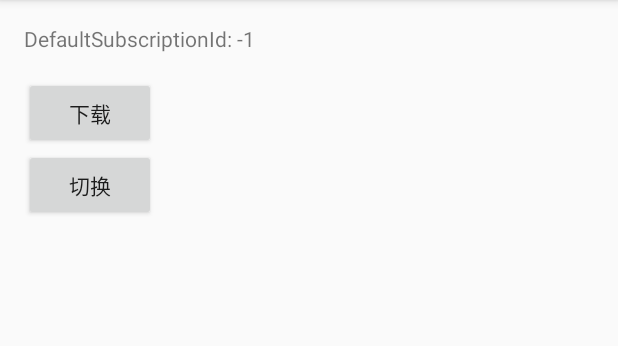
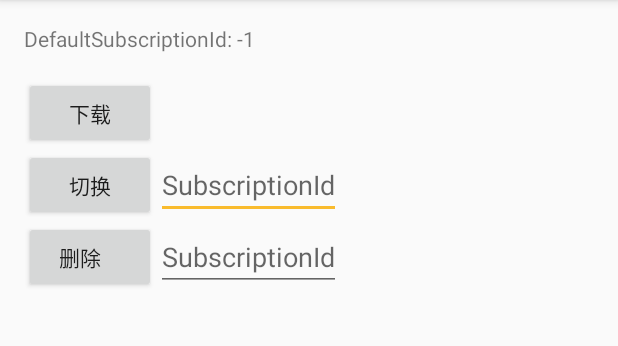
Before and after one commit to XYScience/eSim, an Android app: the screen it shows after launch (MainActivity), after a tap on "下载", on a phone screen of 412 x 824 dp, the part 84-430 px from its top. Run offline under Robolectric (Android 15) with nearby library versions, the phone set to English and light mode, and no system bars; 2 statements that could not run were skipped.

Commit message:
add deleteSubscription

```diff
--- a/app/src/main/AndroidManifest.xml
+++ b/app/src/main/AndroidManifest.xml
@@ -5,6 +5,7 @@
     <uses-permission android:name="android.permission.READ_PHONE_STATE"/>
     <uses-permission android:name="android.permission.ACCESS_COARSE_UPDATES"/>
     <uses-permission android:name="android.permission.WRITE_EMBEDDED_SUBSCRIPTIONS"/>
+    <uses-permission android:name="android.permission.READ_PRIVILEGED_PHONE_STATE"/>
 
     <application
             android:allowBackup="true"
--- a/app/src/main/java/com/sscience/esim/MainActivity.kt
+++ b/app/src/main/java/com/sscience/esim/MainActivity.kt
@@ -1,33 +1,37 @@
 package com.sscience.esim
 
-import android.support.v7.app.AppCompatActivity
-import android.os.Bundle
-import android.telephony.SubscriptionManager
-import android.util.Log
-import android.telephony.euicc.EuiccManager
-import android.R.attr.action
 import android.annotation.SuppressLint
 import android.app.PendingIntent
-import android.content.Intent
 import android.content.BroadcastReceiver
 import android.content.Context
+import android.content.Intent
 import android.content.IntentFilter
+import android.content.pm.PackageInfo
+import android.content.pm.PackageManager
+import android.os.Bundle
+import android.support.v7.app.AppCompatActivity
+import android.telephony.SubscriptionManager
 import android.telephony.TelephonyManager
 import android.telephony.euicc.DownloadableSubscription
+import android.telephony.euicc.EuiccManager
+import android.util.Log
 import kotlinx.android.synthetic.main.activity_main.*
+import java.security.MessageDigest
+import java.util.*
 
 
 class MainActivity : AppCompatActivity() {
 
     companion object {
-        val ACTIVATION_CODE = "LPA:1\$rsp.truphone.com$57F9937E8B4C4F77A48D8B449C60BAA4"
+        const val TAG = "MainActivity>>>"
+        val ACTIVATION_CODE = "LPA:1\$rsp.truphone.com\$2T-1GW21-1MEX2U4"
         const val ACTION_DOWNLOAD_SUBSCRIPTION = "download_subscription"
         const val ACTION_SWITCH_TO_SUBSCRIPTION = "switch_to_subscription"
+        const val ACTION_DELETE_SUBSCRIPTION = "delete_subscription"
     }
 
     private var euiccManager: EuiccManager? = null
-    private var callBackIntentDownload: PendingIntent? = null
-    private var callBackIntentSwitch: PendingIntent? = null
+    private var callBackIntent: PendingIntent? = null
 
     @SuppressLint("WrongConstant", "SetTextI18n")
     override fun onCreate(savedInstanceState: Bundle?) {
@@ -40,59 +44,86 @@ class MainActivity : AppCompatActivity() {
         euiccManager = getSystemService(Context.EUICC_SERVICE) as EuiccManager
 
         val isEnable = euiccManager?.isEnabled
-        Log.e(">>>>>>>>>", "isEnable: $isEnable")
+        Log.e(TAG, "isEnable: $isEnable")
+        try {
+            val eid = euiccManager?.eid
+            Log.e(TAG, "eid: $eid")
+        } catch (e: Exception) {
+            Log.e(TAG, ">>>>>: $e")
+        }
 
-        registerReceiver(receiverDownload, IntentFilter(ACTION_DOWNLOAD_SUBSCRIPTION))
-        registerReceiver(receiverSwitch, IntentFilter(ACTION_SWITCH_TO_SUBSCRIPTION))
+        registerReceiver(receiver, IntentFilter(ACTION_DOWNLOAD_SUBSCRIPTION))
+        registerReceiver(receiver, IntentFilter(ACTION_SWITCH_TO_SUBSCRIPTION))
+        registerReceiver(receiver, IntentFilter(ACTION_DELETE_SUBSCRIPTION))
+
 
         btn_download.setOnClickListener {
+            Log.e(TAG, "onCLick: $ACTION_DOWNLOAD_SUBSCRIPTION")
             val intent = Intent(ACTION_DOWNLOAD_SUBSCRIPTION)
-            callBackIntentDownload = PendingIntent.getBroadcast(this, 10, intent, PendingIntent.FLAG_UPDATE_CURRENT)
+            callBackIntent = PendingIntent.getBroadcast(this, 10, intent, PendingIntent.FLAG_UPDATE_CURRENT)
             val sub: DownloadableSubscription = DownloadableSubscription.forActivationCode(ACTIVATION_CODE)
-            euiccManager?.downloadSubscription(sub, true, callBackIntentDownload)
+            Log.e(TAG, "ac: ${sub.encodedActivationCode}")
+            euiccManager?.downloadSubscription(sub, true, callBackIntent)
         }
 
         btn_switch.setOnClickListener {
+            Log.e(TAG, "onCLick: $ACTION_SWITCH_TO_SUBSCRIPTION")
             val intent = Intent(ACTION_SWITCH_TO_SUBSCRIPTION)
-            callBackIntentSwitch = PendingIntent.getBroadcast(this, 12, intent, PendingIntent.FLAG_UPDATE_CURRENT)
-            euiccManager?.switchToSubscription(10, callBackIntentSwitch)
+            callBackIntent = PendingIntent.getBroadcast(this, 10, intent, PendingIntent.FLAG_UPDATE_CURRENT)
+            val subscriptionId: String = et_switch_subscription_id.text.toString()
+            euiccManager?.switchToSubscription(subscriptionId.toInt(), callBackIntent)
         }
+
+        btn_delete.setOnClickListener {
+            Log.e(TAG, "onCLick: $ACTION_DELETE_SUBSCRIPTION")
+            val intent = Intent(ACTION_DELETE_SUBSCRIPTION)
+            callBackIntent = PendingIntent.getBroadcast(this, 10, intent, PendingIntent.FLAG_UPDATE_CURRENT)
+            val subscriptionId: String = et_delete_subscription_id.text.toString()
+            euiccManager?.deleteSubscription(subscriptionId.toInt(), callBackIntent)
+        }
+
+        val tm: TelephonyManager = getSystemService(Context.TELEPHONY_SERVICE) as TelephonyManager
+        val cp = tm.hasCarrierPrivileges()
+        Log.e(TAG, "hasCarrierPrivileges: $cp")
+
+        val packageInfo: PackageInfo
+        try {
+            packageInfo = packageManager.getPackageInfo(packageName, PackageManager.GET_SIGNATURES)
+            for (signature in packageInfo.signatures) {
+                val md = MessageDigest.getInstance("SHA-1")
+                val certHash: ByteArray = md.digest(signature.toByteArray())
+                Log.e(">>>>>>>>>", "signature hash: ${Arrays.toString(certHash)}")
+            }
+        } catch (e: PackageManager.NameNotFoundException) {
+            throw IllegalArgumentException("Unknown package: $packageName", e)
+        }
+
     }
 
     override fun onActivityResult(requestCode: Int, resultCode: Int, data: Intent?) {
         super.onActivityResult(requestCode, resultCode, data)
-        Log.e(">>>>>>>>>", "requestCode: $requestCode, resultCode: $resultCode")
+        Log.e(TAG, "onActivityResult requestCode: $requestCode, resultCode: $resultCode")
     }
 
-    private var receiverDownload: BroadcastReceiver = object : BroadcastReceiver() {
-        override fun onReceive(context: Context, intent: Intent) {
-            if (ACTION_DOWNLOAD_SUBSCRIPTION != intent.action) {
-                return
-            }
+    private val receiver: BroadcastReceiver = object : BroadcastReceiver() {
+
+        override fun onReceive(context: Context?, intent: Intent?) {
+            if (intent == null) return
+            if (ACTION_DOWNLOAD_SUBSCRIPTION != intent.action
+                && ACTION_SWITCH_TO_SUBSCRIPTION != intent.action
+                && ACTION_DELETE_SUBSCRIPTION != intent.action
+            ) return
+
+            Log.e(TAG, "receiver: ${intent.action}")
             val detailedCode = intent.getIntExtra(
                 EuiccManager.EXTRA_EMBEDDED_SUBSCRIPTION_DETAILED_CODE, -1 /* defaultValue*/
             )
             val resultCode = resultCode
             if (resultCode == EuiccManager.EMBEDDED_SUBSCRIPTION_RESULT_RESOLVABLE_ERROR) {
-                euiccManager?.startResolutionActivity(this@MainActivity, 11, intent, callBackIntentDownload)
+                euiccManager?.startResolutionActivity(this@MainActivity, 11, intent, callBackIntent)
             }
-            Log.e(">>>>>>>>>", "receiverDownload detailedCode: $detailedCode, resultCode: $resultCode")
+            Log.e(TAG, "onReceive detailedCode: $detailedCode, resultCode: $resultCode")
         }
-    }
 
-    private var receiverSwitch: BroadcastReceiver = object : BroadcastReceiver() {
-        override fun onReceive(context: Context, intent: Intent) {
-            if (ACTION_SWITCH_TO_SUBSCRIPTION != intent.action) {
-                return
-            }
-            val detailedCode = intent.getIntExtra(
-                EuiccManager.EXTRA_EMBEDDED_SUBSCRIPTION_DETAILED_CODE, -1 /* defaultValue*/
-            )
-            val resultCode = resultCode
-            if (resultCode == EuiccManager.EMBEDDED_SUBSCRIPTION_RESULT_RESOLVABLE_ERROR) {
-                euiccManager?.startResolutionActivity(this@MainActivity, 11, intent, callBackIntentSwitch)
-            }
-            Log.e(">>>>>>>>>", "receiverSwitch detailedCode: $detailedCode, resultCode: $resultCode")
-        }
     }
 }
--- a/app/src/main/res/layout/activity_main.xml
+++ b/app/src/main/res/layout/activity_main.xml
@@ -22,10 +22,46 @@
             android:layout_marginTop="16dp"
             android:text="下载"/>
 
-    <Button
-            android:id="@+id/btn_switch"
-            android:layout_width="wrap_content"
+    <LinearLayout
+            android:layout_width="match_parent"
             android:layout_height="wrap_content"
-            android:text="切换"/>
+            android:gravity="center_vertical"
+            android:orientation="horizontal">
+
+        <Button
+                android:id="@+id/btn_switch"
+                android:layout_width="wrap_content"
+                android:layout_height="wrap_content"
+                android:text="切换"/>
+
+        <EditText
+                android:id="@+id/et_switch_subscription_id"
+                android:layout_width="wrap_content"
+                android:layout_height="wrap_content"
+                android:inputType="number"
+                android:hint="SubscriptionId"/>
+
+    </LinearLayout>
+
+    <LinearLayout
+            android:layout_width="match_parent"
+            android:layout_height="wrap_content"
+            android:gravity="center_vertical"
+            android:orientation="horizontal">
+
+        <Button
+                android:id="@+id/btn_delete"
+                android:layout_width="wrap_content"
+                android:layout_height="wrap_content"
+                android:text="删除　"/>
+
+        <EditText
+                android:id="@+id/et_delete_subscription_id"
+                android:layout_width="wrap_content"
+                android:layout_height="wrap_content"
+                android:inputType="number"
+                android:hint="SubscriptionId"/>
+
+    </LinearLayout>
 
 </LinearLayout>
```
